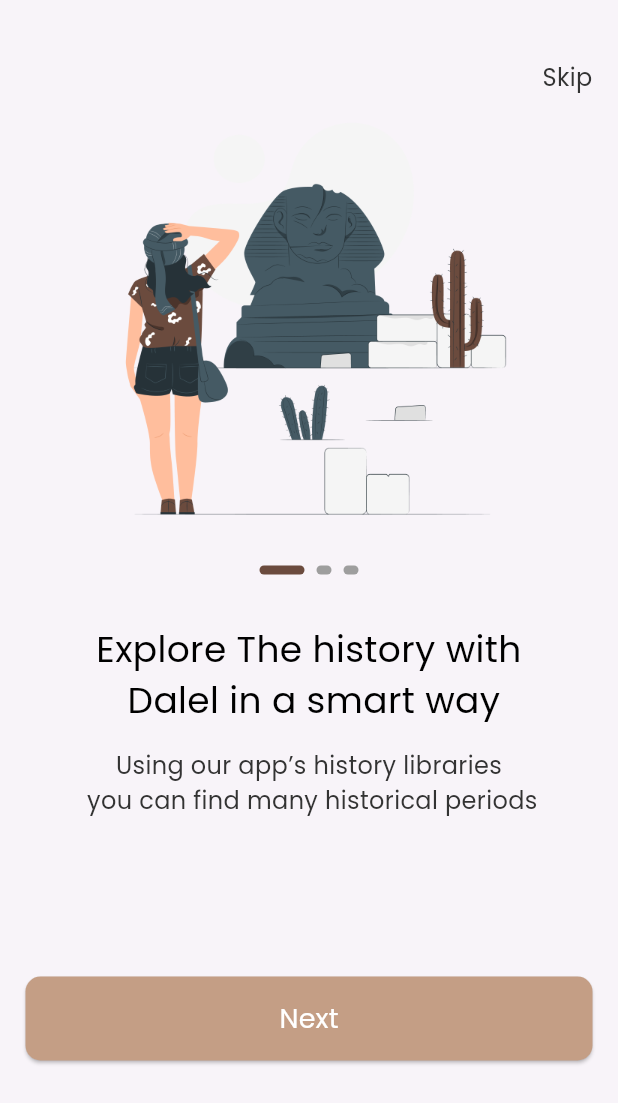
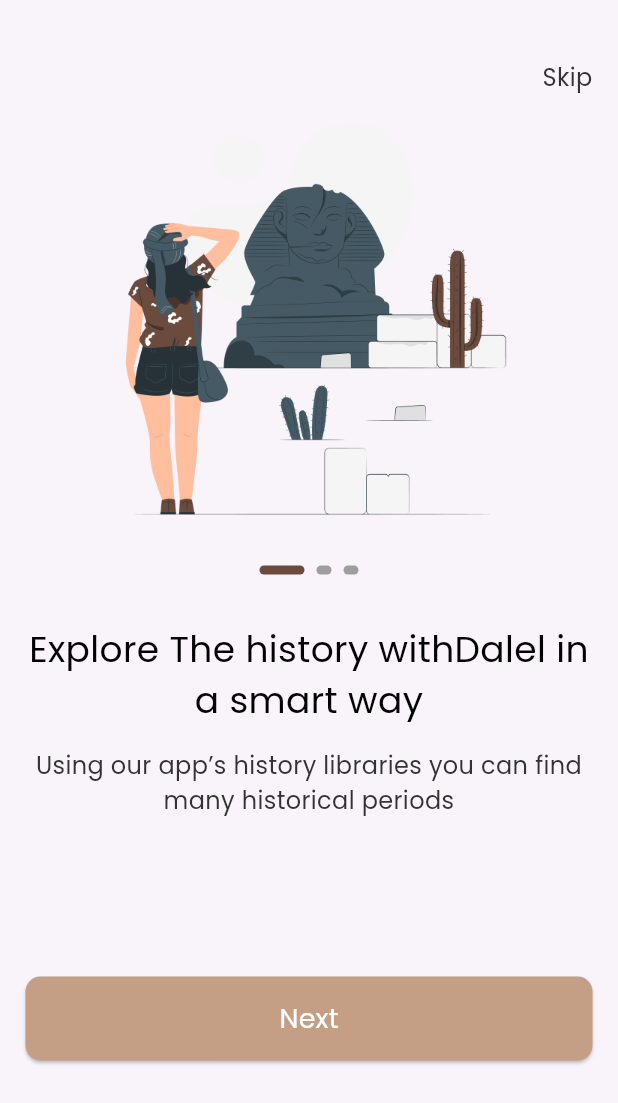
Before and after one commit to MohamedHanfy0/dalel, a Flutter app: the screen it shows after launch, on a phone screen of 412 x 824 dp. Shown: the top 1103 px of the screen. Run offline on Flutter 3.47's test engine with Material 3 defaults, Android fonts, the phone set to English and light mode, and no system bars; drawn by our look-alikes of smooth_page_indicator; our stand-ins replace go_router.

Commit message:
finshed onboarding

```diff
--- a/lib/core/router/routes.dart
+++ b/lib/core/router/routes.dart
@@ -1,3 +1,4 @@
+import 'package:dalel/features/auth/presentation/views/sign_up_view.dart';
 import 'package:dalel/features/on_boarding/peresentation/views/onboarding_view.dart';
 import 'package:dalel/features/splash/presentation/views/splash_view.dart';
 import 'package:go_router/go_router.dart';
@@ -10,5 +11,15 @@
   GoRoute(
     path: '/onBorading',
     builder: (context, state) => OnboardingView(),
+  ),
+
+  GoRoute(
+    path: '/SignUp',
+    builder: (context, state) => SignUpView(),
+  ),
+
+  GoRoute(
+    path: '/logIn',
+    builder: (context, state) => SignUpView(),
   )
 ]);
--- a/lib/core/widgets/custom_bottom.dart
+++ b/lib/core/widgets/custom_bottom.dart
@@ -2,10 +2,12 @@
 import 'package:dalel/core/utils/app_text_styles.dart';
 import 'package:flutter/material.dart';
 
+// ignore: must_be_immutable
 class CustomBottom extends StatelessWidget {
-  CustomBottom({super.key, required this.text, this.bottomColor});
+  CustomBottom({super.key, required this.text, this.bottomColor, required this.onPressed});
   String text;
   Color? bottomColor;
+  VoidCallback onPressed;
   @override
   Widget build(BuildContext context) {
     return SizedBox(
@@ -17,7 +19,7 @@
           shape:
               RoundedRectangleBorder(borderRadius: BorderRadius.circular(10)),
         ),
-        onPressed: () {},
+        onPressed: onPressed,
         child: Text(
           text,
           style: AppTextStyles.poppins500style16
--- a/lib/features/on_boarding/peresentation/views/onboarding_view.dart
+++ b/lib/features/on_boarding/peresentation/views/onboarding_view.dart
@@ -1,11 +1,23 @@
+import 'package:dalel/core/function/custom_navigate.dart';
+import 'package:dalel/core/utils/app_text_styles.dart';
 import 'package:dalel/core/utils/strings.dart';
 import 'package:dalel/core/widgets/custom_bottom.dart';
+import 'package:dalel/features/on_boarding/database/model.dart';
 import 'package:dalel/features/on_boarding/peresentation/views/widgets/custom_nav_bar.dart';
+import 'package:dalel/features/on_boarding/peresentation/views/widgets/get_button.dart';
 import 'package:dalel/features/on_boarding/peresentation/views/widgets/onboarding_widget_body.dart';
 import 'package:flutter/material.dart';
 
-class OnboardingView extends StatelessWidget {
+class OnboardingView extends StatefulWidget {
   const OnboardingView({super.key});
+
+  @override
+  State<OnboardingView> createState() => _OnboardingViewState();
+}
+
+class _OnboardingViewState extends State<OnboardingView> {
+  final PageController _pageController = PageController(initialPage: 0);
+  int currentIndex = 0;
 
   @override
   Widget build(BuildContext context) {
@@ -17,12 +29,23 @@
             SizedBox(
               height: 40,
             ),
-            custom_nav_bar(),
-            OnboardinWidgetBody(),
+            custom_nav_bar(
+              onTap: () {
+                CustomNavigate(context, '/SignUp');
+              },
+            ),
+            OnboardinWidgetBody(
+              controller: _pageController,
+              onChanged: (value) {
+                setState(() {
+                  currentIndex = value;
+                });
+              },
+            ),
             SizedBox(
               height: 88,
             ),
-            CustomBottom(text: AppStrings.next),
+            GetButton(pageController: _pageController,currentIndex: currentIndex,),
             SizedBox(
               height: 17,
             )
--- a/lib/features/on_boarding/peresentation/views/widgets/custom_nav_bar.dart
+++ b/lib/features/on_boarding/peresentation/views/widgets/custom_nav_bar.dart
@@ -4,17 +4,23 @@
 
 // ignore: camel_case_types
 class custom_nav_bar extends StatelessWidget {
+ final VoidCallback onTap;
   const custom_nav_bar({
     super.key,
+    required
+    this.onTap
   });
 
   @override
   Widget build(BuildContext context) {
     return Align(
         alignment: Alignment.centerRight,
-        child: Text(
-          AppStrings.skip,
-          style: AppTextStyles.poppins500style16,
+        child: GestureDetector(
+          onTap: onTap,
+          child: Text(
+            AppStrings.skip,
+            style: AppTextStyles.poppins500style16,
+          ),
         ));
   }
 }
--- /dev/null
+++ b/lib/features/on_boarding/peresentation/views/widgets/get_button.dart
@@ -0,0 +1,50 @@
+
+import 'package:dalel/core/function/custom_navigate.dart';
+import 'package:dalel/core/utils/app_text_styles.dart';
+import 'package:dalel/core/utils/strings.dart';
+import 'package:dalel/core/widgets/custom_bottom.dart';
+import 'package:dalel/features/on_boarding/database/model.dart';
+import 'package:flutter/material.dart';
+
+// ignore: must_be_immutable
+class GetButton extends StatelessWidget {
+  // ignore: prefer_typing_uninitialized_variables
+  final currentIndex;
+  PageController pageController;
+   GetButton({super.key, this.currentIndex,required this.pageController});
+
+  @override
+  Widget build(BuildContext context) {
+    if (currentIndex == onboarding.length - 1) {
+      return Column(
+        children: [
+          CustomBottom(
+              text: AppStrings.createAccount,
+              onPressed: () {
+                CustomNavigate(context, '/SignUp');
+              }),
+          SizedBox(
+            height: 16,
+          ),
+          GestureDetector(
+            onTap: () {
+              CustomNavigate(context, '/logIn');
+            },
+            child: Text(
+              AppStrings.loginNow,
+              style: AppTextStyles.poppins500style16,
+            ),
+          )
+        ],
+      );
+    } else {
+      return CustomBottom(
+        text: AppStrings.next,
+        onPressed: () {
+          pageController.nextPage(
+              duration: Duration(microseconds: 200), curve: Curves.bounceIn);
+        },
+      );
+    }
+  }
+}
--- a/lib/features/on_boarding/peresentation/views/widgets/onboarding_widget_body.dart
+++ b/lib/features/on_boarding/peresentation/views/widgets/onboarding_widget_body.dart
@@ -4,15 +4,18 @@
 import 'package:dalel/core/utils/app_text_styles.dart';
 
 class OnboardinWidgetBody extends StatelessWidget {
-  OnboardinWidgetBody({super.key});
-  final PageController _controller = PageController();
+  final PageController controller;
+  final Function(int) onChanged;
+  const OnboardinWidgetBody({super.key, required this.controller, required this.onChanged});
+
   @override
   Widget build(BuildContext context) {
     return SizedBox(
       height: 500,
       child: PageView.builder(
-        controller: _controller,
+        controller: controller,
         itemCount: onboarding.length,
+        onPageChanged: onChanged,
         itemBuilder: (context, index) {
           return Column(
             children: [
@@ -29,13 +32,13 @@
               SizedBox(
                 height: 24,
               ),
-              smoothPageIndicator(controller: _controller),
+              smoothPageIndicator(controller: controller),
               SizedBox(
                 height: 32,
               ),
               Text(
                 textAlign: TextAlign.center,
-                "Explore The history with \n Dalel in a smart way",
+                onboarding[index].title,
                 style: AppTextStyles.poppins500style24,
                 maxLines: 2,
                 overflow: TextOverflow.ellipsis,
@@ -45,7 +48,7 @@
               ),
               Text(
                 textAlign: TextAlign.center,
-                "Using our app’s history libraries \n you can find many historical periods ",
+                onboarding[index].subTitle,
                 style: AppTextStyles.poppins500style16,
                 maxLines: 2,
                 overflow: TextOverflow.ellipsis,
```
Also changed, not shown: lib/features/auth/presentation/views/log_in_view.dart (added, +10 -0 lines), lib/features/auth/presentation/views/sign_up_view.dart (added, +10 -0 lines).
